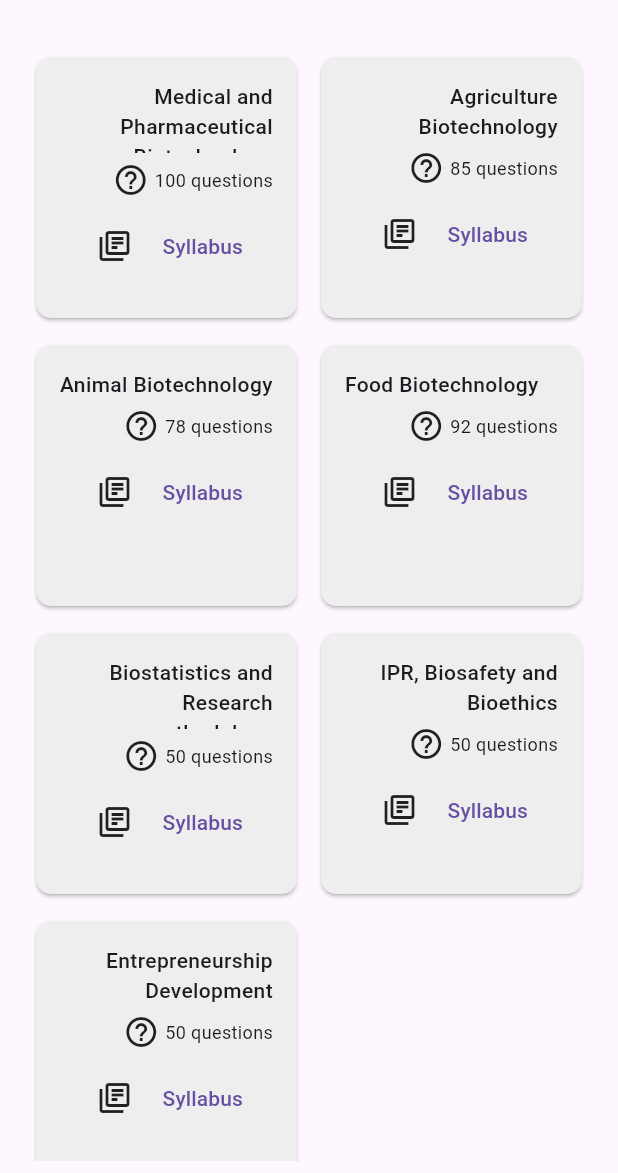
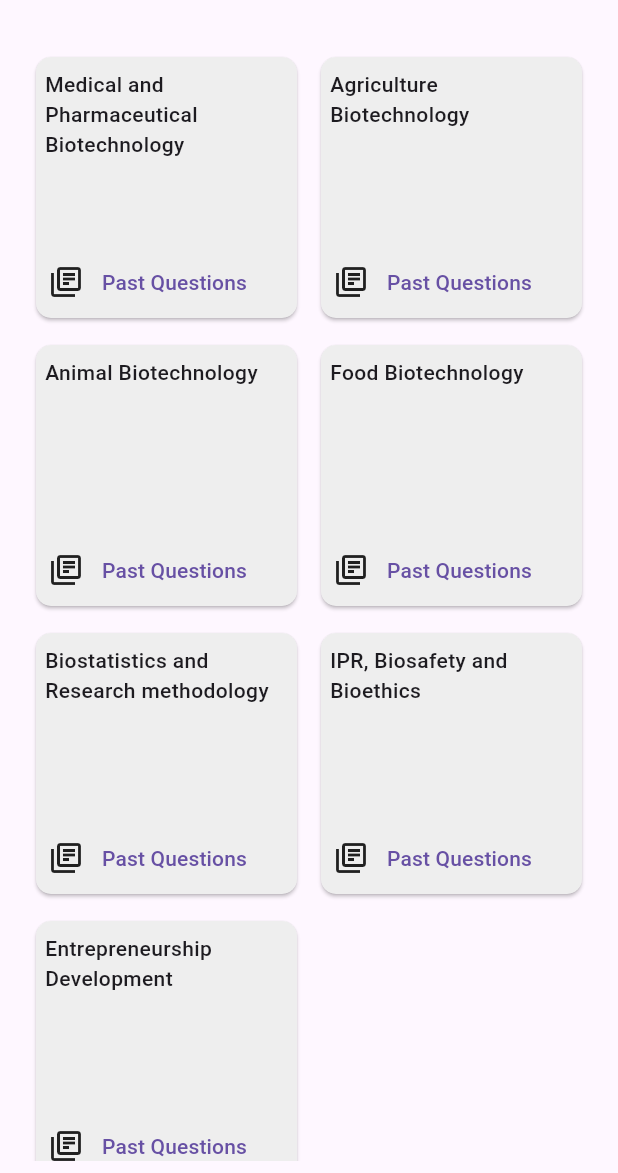
Before and after one commit to rizanB/past_qns, a Flutter app: the screen it shows after launch, on a phone screen of 412 x 824 dp, the part 63-1236 px from its top. Run offline on Flutter 3.47's test engine with Material 3 defaults, Android fonts, the phone set to English and light mode, and no system bars.

Commit message:
chore: text size, navigation, card designs

```diff
--- a/lib/widgets/course_card.dart
+++ b/lib/widgets/course_card.dart
@@ -20,14 +20,19 @@ class CourseCard extends StatelessWidget {
   Widget build(BuildContext context) {
     return GestureDetector(
       onTap: () {
+        final selectedCourse = courses.firstWhere((course) =>
+            course['course_id'] == course_id); // Find the selected course
+        final courseName = selectedCourse["course_name"].toString();
+        final courseCode = selectedCourse["course_code"].toString();
         Navigator.push(
           context,
           MaterialPageRoute(
-            builder: (context) => PastQuestionScreen(
-                course_id: course_id,
-                course_code: course_code,
-                course_name: course_name,
-                questions: questions),
+            builder: (context) => SyllabusScreen(
+              courseSyllabus:
+                  selectedCourse['course_syllabus'] as List<dynamic>,
+              courseName: courseName,
+              courseCode: courseCode,
+            ),
           ),
         );
       },
@@ -35,84 +40,65 @@ class CourseCard extends StatelessWidget {
         shape:
             RoundedRectangleBorder(borderRadius: BorderRadius.circular(10.0)),
         color: Colors.grey[200],
-        child: Padding(
-          padding: const EdgeInsets.all(8.0),
-          child: IntrinsicHeight(
-            child: Padding(
-              padding: const EdgeInsets.all(8),
-              child: Column(
-                crossAxisAlignment: CrossAxisAlignment.start,
-                mainAxisSize: MainAxisSize.min,
-                children: [
-                  Flexible(
-                    flex: 1,
-                    child: Padding(
-                      padding: const EdgeInsets.fromLTRB(0, 0, 0, 0),
-                      child: Text(
-                        course_name,
-                        textAlign: TextAlign.right,
-                        style: const TextStyle(
-                          fontWeight: FontWeight.w500,
-                        ),
-                      ),
+        child: IntrinsicHeight(
+          child: Column(
+            crossAxisAlignment: CrossAxisAlignment.start,
+            mainAxisAlignment: MainAxisAlignment.spaceBetween,
+            mainAxisSize: MainAxisSize.min,
+            children: [
+              Flexible(
+                flex: 1,
+                child: Padding(
+                  padding: const EdgeInsets.fromLTRB(6, 8, 8, 0),
+                  child: Text(
+                    course_name,
+                    style: const TextStyle(
+                      fontWeight: FontWeight.w500,
+                      fontSize: 14.0,
                     ),
                   ),
-                  const SizedBox(height: 6.0),
-                  Row(
-                    children: [
-                      const Spacer(),
-                      const Icon(Icons.help_outline),
-                      const SizedBox(width: 4.0),
-                      Text(
-                        "$questions questions",
-                        style: const TextStyle(
-                            fontSize: 12.0), // Adjust question text size
-                      ),
-                    ],
-                  ),
-                  Row(
-                    mainAxisAlignment: MainAxisAlignment.end,
+                ),
+              ),
+              // Row(
+              //   children: [
+              //     const Spacer(),
+              //     const Icon(Icons.help_outline),
+              //     const SizedBox(width: 4.0),
+              //     Text(
+              //       "$questions questions",
+              //       style: const TextStyle(
+              //           fontSize: 12.0), // Adjust question text size
+              //     ),
+              //   ],
+              // ),
+              Flexible(
+                child: Padding(
+                  padding: const EdgeInsets.fromLTRB(8.0, 0.0, 8.0, 0.0),
+                  child: Row(
+                    mainAxisAlignment: MainAxisAlignment.start,
                     children: [
                       const Icon(Icons.my_library_books_outlined),
-                      Padding(
-                        padding: const EdgeInsets.all(8.0),
-                        child: TextButton(
-                          onPressed: () {
-                            final selectedCourse = courses.firstWhere(
-                                (course) =>
-                                    course['course_id'] ==
-                                    course_id); // Find the selected course
-
-                             // Access syllabus data
-
-                            final courseName =
-                                selectedCourse["course_name"].toString();
-
-                            final courseCode =
-                                selectedCourse["course_code"].toString();
-
-                            Navigator.push(
-                              context,
-                              MaterialPageRoute(
-                                builder: (context) => SyllabusScreen(
-                                  courseSyllabus:  selectedCourse[
-                                'course_syllabus'] as List<dynamic>,
-                                  courseName: courseName,
-                                  courseCode: courseCode,
-                                ),
-                              ),
-                            );
-                          },
-                          child: const Text("Syllabus",
-                              style: TextStyle(
-                                  fontSize: 14.0)),
-                        ),
+                      TextButton(
+                        onPressed: () {
+                          Navigator.push(
+                            context,
+                            MaterialPageRoute(
+                              builder: (context) => PastQuestionScreen(
+                                  course_id: course_id,
+                                  course_code: course_code,
+                                  course_name: course_name,
+                                  questions: questions),
+                            ),
+                          );
+                        },
+                        child: const Text("Past Questions",
+                            style: TextStyle(fontSize: 14.0)),
                       )
                     ],
                   ),
-                ],
+                ),
               ),
-            ),
+            ],
           ),
         ),
       ),
```
